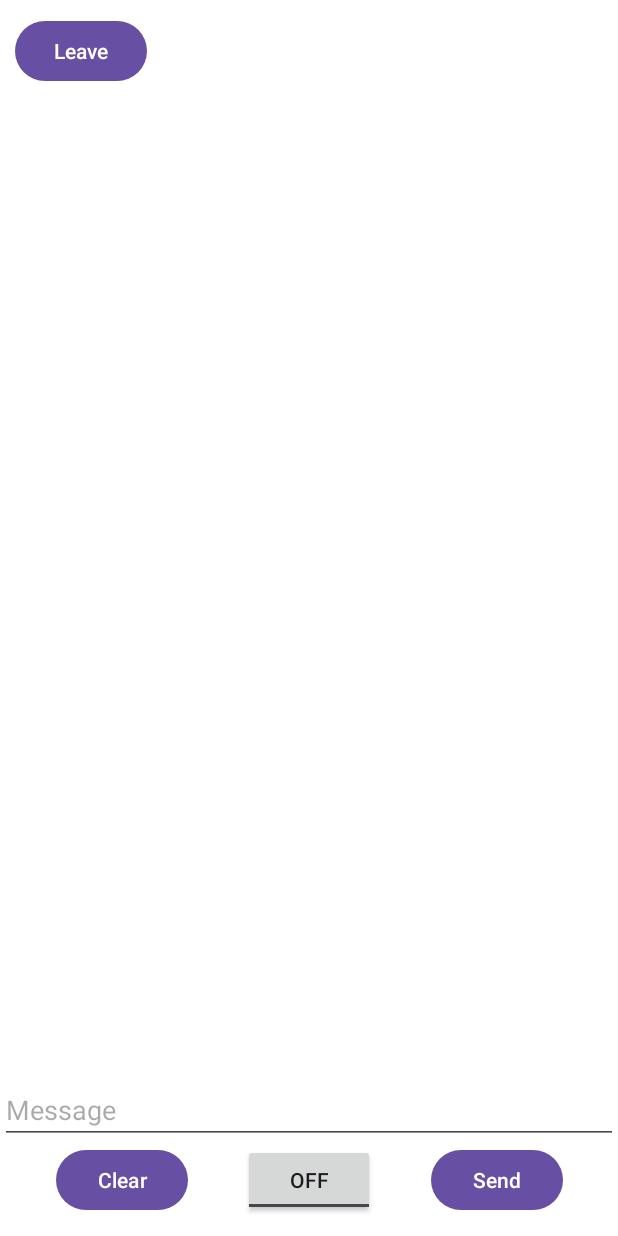
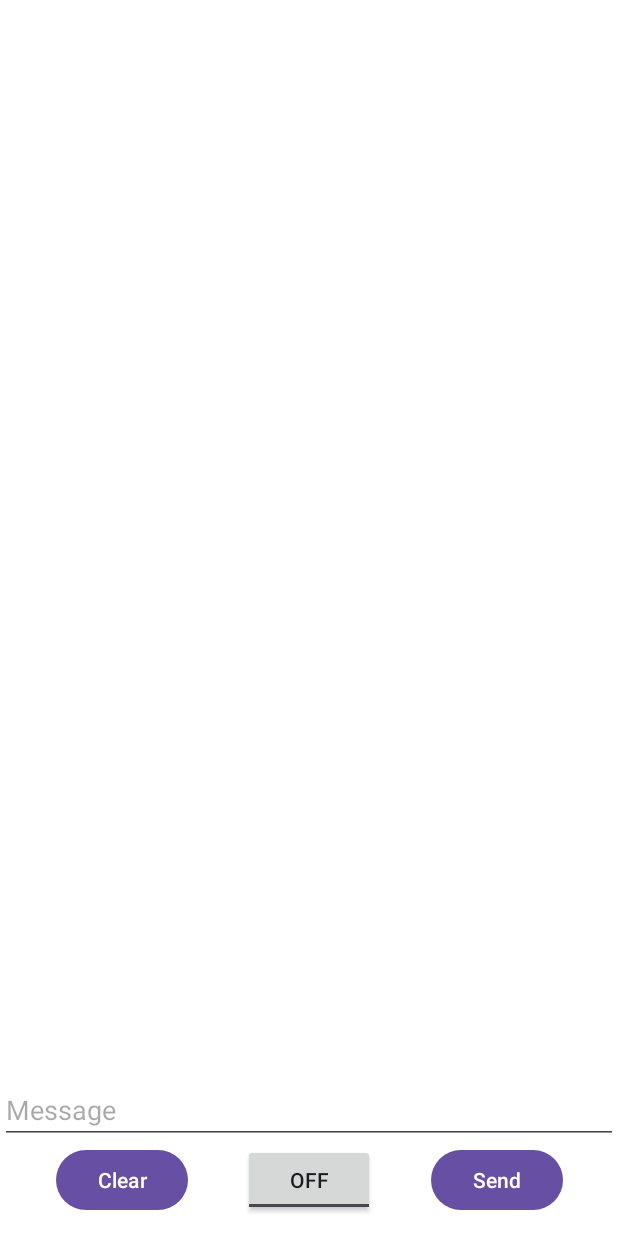
Before and after one commit to Neroil/DMA_Projet_PictoAndroidChat, an Android app built with Jetpack Compose: the layout activity_room.xml on its own in the app's theme, with its tools: preview values and no code run, on a phone screen of 412 x 824 dp. Run offline under Robolectric (Android 15) with nearby library versions, the phone set to English and light mode, and no system bars.

Commit message:
Main functions work

```diff
--- a/app/src/main/java/ch/heigvd/iict/dma/pictoAndroidChat/MainActivity.kt
+++ b/app/src/main/java/ch/heigvd/iict/dma/pictoAndroidChat/MainActivity.kt
@@ -10,6 +10,7 @@ import androidx.activity.result.contract.ActivityResultContracts
 import ch.heigvd.iict.dma.pictoAndroidChat.services.NearbyService
 import kotlin.collections.toTypedArray
 import android.widget.Button
+import android.widget.EditText
 import android.widget.Toast
 import androidx.lifecycle.MutableLiveData
 import androidx.lifecycle.Observer
@@ -88,6 +89,10 @@ class MainActivity : AppCompatActivity() {
             Log.d("MainActivity", "Connection state changed to $state")
             when (state) {
                 ConnectionState.CONNECTED -> {
+                    val username = findViewById<EditText>(R.id.username_input).text
+                    if (!username.isEmpty()){
+                        discussionViewModel.setUsername(username.toString())
+                    }
                     val i = Intent(this , DiscussionActivity::class.java)
                     startActivity(i)
                 }
--- a/app/src/main/res/layout/activity_room.xml
+++ b/app/src/main/res/layout/activity_room.xml
@@ -4,24 +4,12 @@
     android:layout_height="match_parent"
     xmlns:app="http://schemas.android.com/apk/res-auto">
 
-    <Button
-        android:id="@+id/button_leave"
-        android:layout_width="wrap_content"
-        android:layout_height="wrap_content"
-        app:layout_constraintStart_toStartOf="parent"
-        app:layout_constraintTop_toTopOf="parent"
-        android:layout_marginTop="10dp"
-        android:layout_marginStart="10dp"
-        android:text="@string/leave"
-        />
-
     <androidx.recyclerview.widget.RecyclerView
         android:id="@+id/message_view"
         android:layout_width="match_parent"
         android:layout_height="0dp"
-        app:layout_constraintTop_toBottomOf="@id/button_leave"
+        app:layout_constraintTop_toTopOf="parent"
         app:layout_constraintBottom_toTopOf="@id/canva"
-        android:layout_marginTop="5dp"
         />
 
     <androidx.compose.ui.platform.ComposeView
```
Also changed, not shown: app/src/main/java/ch/heigvd/iict/dma/pictoAndroidChat/DiscussionActivity.kt (+11 -9 lines).
